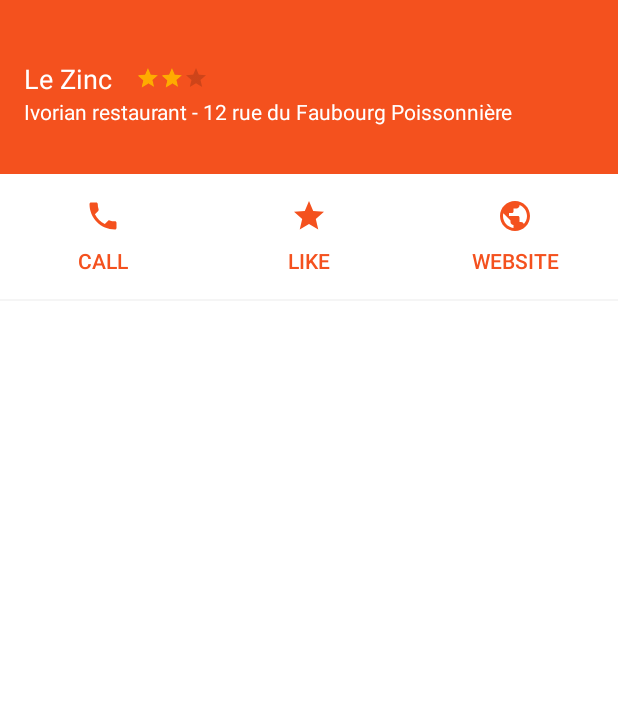
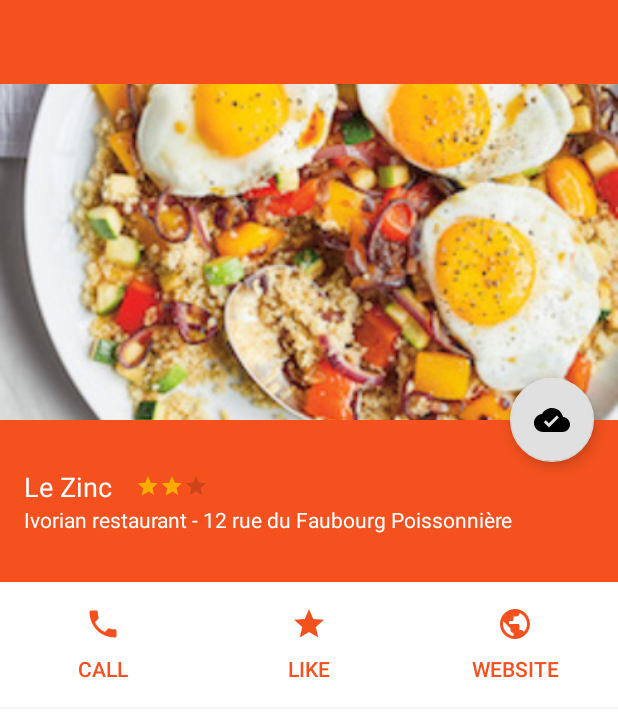
Before and after one commit to willf80/Go4Lunch, an Android app: the layout activity_restaurant_details.xml on its own in the app's theme, with its tools: preview values and no code run, on a phone screen of 412 x 824 dp. Shown: the top 717 px of the screen. Run offline under Robolectric (Android 15) with nearby library versions, the phone set to English and light mode, and no system bars.

Commit message:
- Workmates actionBar title changed - Application dimens for appBar, fabMargin and textMargin added

```diff
--- a/app/src/main/res/navigation/mobile_navigation.xml
+++ b/app/src/main/res/navigation/mobile_navigation.xml
@@ -20,6 +20,6 @@
     <fragment
         android:id="@+id/navigation_workmates"
         android:name="com.apiman.go4lunch.ui.workmates.WorkmatesFragment"
-        android:label="@string/title_workmates"
+        android:label="@string/title_workmates_available"
         tools:layout="@layout/fragment_workmates" />
 </navigation>
--- a/app/src/main/res/values/colors.xml
+++ b/app/src/main/res/values/colors.xml
@@ -5,4 +5,5 @@
     <color name="colorAccent">#FFAB00</color>
     <color name="colorGrey100">#F5F5F5</color>
     <color name="colorGrey300">#E0E0E0</color>
+    <color name="dark_transparent_background_color">#80000000</color>
 </resources>
--- a/app/src/main/res/values/dimens.xml
+++ b/app/src/main/res/values/dimens.xml
@@ -2,4 +2,7 @@
     <!-- Default screen margins, per the Android Design guidelines. -->
     <dimen name="activity_horizontal_margin">16dp</dimen>
     <dimen name="activity_vertical_margin">16dp</dimen>
+    <dimen name="app_bar_height">280dp</dimen>
+    <dimen name="fab_margin">16dp</dimen>
+    <dimen name="text_margin">16dp</dimen>
 </resources>
```
Also changed, not shown: app/src/main/res/values/strings.xml (+7 -1 lines).
